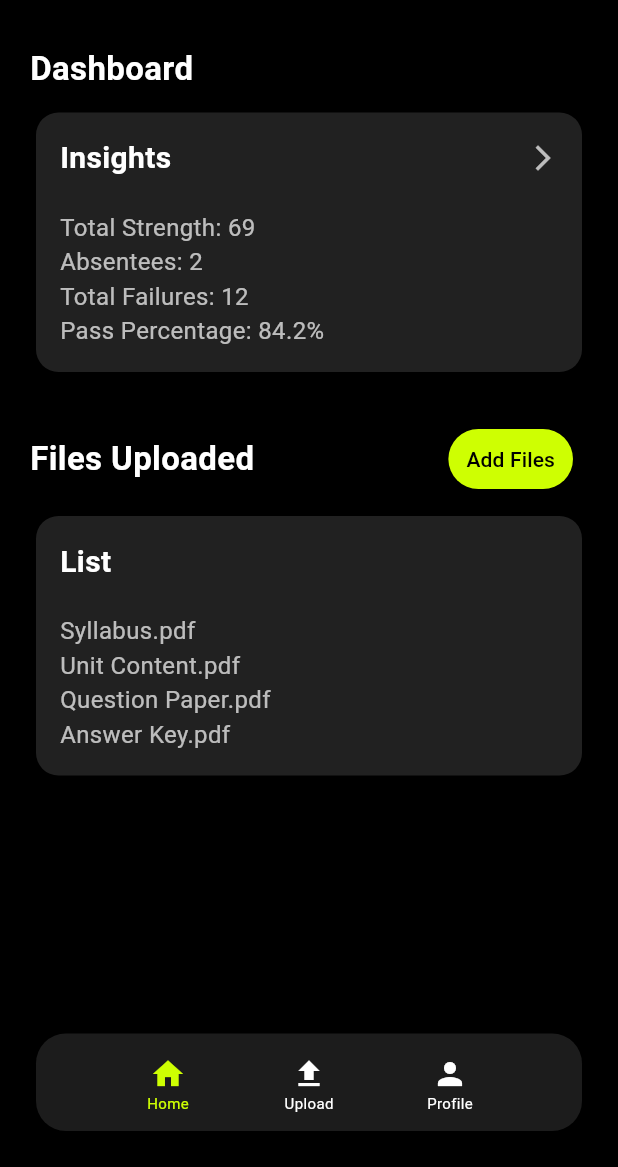
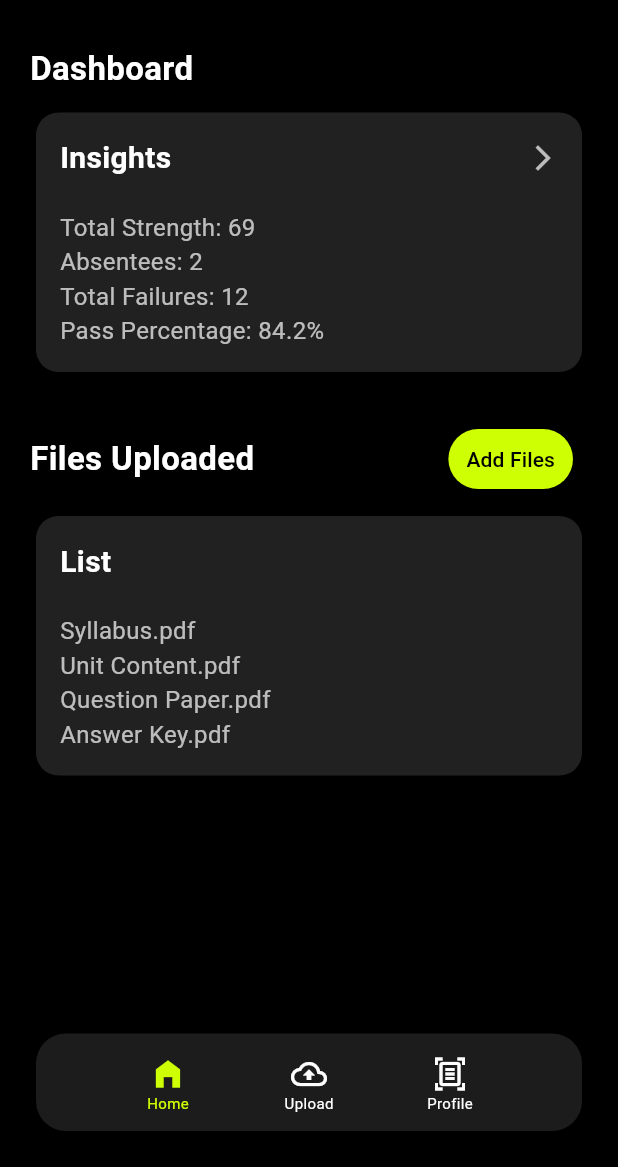
Before and after one commit to Aaron-Chacko/GradiFi, a Flutter app: the screen it shows after launch, on a phone screen of 412 x 824 dp, the part 69-1236 px from its top. Run offline on Flutter 3.47's test engine with Material 3 defaults, Android fonts, the phone set to English and light mode, and no system bars.

Commit message:
minor debugging

```diff
--- a/lib/screens/home_page.dart
+++ b/lib/screens/home_page.dart
@@ -29,8 +29,7 @@
           mainAxisAlignment: MainAxisAlignment.start,
           children: [
             ShaderMask(
-              shaderCallback:
-                  (bounds) => LinearGradient(
+              shaderCallback: (bounds) => LinearGradient(
                 colors: [Colors.white, Color(0xFFCEFF02)],
                 begin: Alignment(0.2, 0.0),
                 end: Alignment(1.0, 0.0),
@@ -63,7 +62,6 @@
             ),
           ),
           const SizedBox(height: 10),
-
           Padding(
             padding: const EdgeInsets.symmetric(horizontal: 20),
             child: Card(
@@ -87,10 +85,10 @@
                   padding: const EdgeInsets.all(16),
                   child: Column(
                     crossAxisAlignment: CrossAxisAlignment.start,
-                    children: [
+                    children: const [
                       Row(
                         mainAxisAlignment: MainAxisAlignment.spaceBetween,
-                        children: const [
+                        children: [
                           Text(
                             'Insights',
                             style: TextStyle(
@@ -106,8 +104,8 @@
                           ),
                         ],
                       ),
-                      const SizedBox(height: 20),
-                      const Text(
+                      SizedBox(height: 20),
+                      Text(
                         '''Total Strength: 69
 Absentees: 2
 Total Failures: 12
@@ -152,9 +150,7 @@
           Padding(
             padding: const EdgeInsets.symmetric(horizontal: 20),
             child: SizedBox(
-              width:
-                  double
-                      .infinity, // Makes the card stretch to full width (minus padding)
+              width: double.infinity,
               child: Card(
                 //----------------------------------second card----------------------------------------
                 color: Colors.grey[900],
@@ -193,16 +189,6 @@
     );
   }
 
-  List<IconData> navIcons = [
-  Icons.home,
-  Icons.upload, // Keep as it is
-  Icons.person, // Change Scan icon to User icon
-];
-List<String> navTitles = [
-  "Home",
-  "Upload",
-  "Profile", // Change "Scan" to "Profile"
-];
   Widget _navBar() {
     //----------------------------------------bottom nav bar--------------------------------
     return Container(
@@ -215,8 +201,7 @@
       child: Row(
         crossAxisAlignment: CrossAxisAlignment.center,
         mainAxisAlignment: MainAxisAlignment.center,
-        children:
-            navIcons.map((icon) {
+        children: navIcons.map((icon) {
           int index = navIcons.indexOf(icon);
           bool isSelected = selectedIndex == index;
           return Material(
@@ -232,12 +217,13 @@
                   Navigator.push(
                     context,
                     MaterialPageRoute(
-                          builder: (context) => UploadLandingPage(),
+                      builder: (context) => UploadLandingPage(
+                        documentType: 'Your Document Type', // Update this with your document type
+                      ),
                     ),
                   );
                 }
               },
-
               child: Column(
                 children: [
                   Container(
```
Also changed, not shown: lib/screens/upload_landing.dart (+9 -4 lines). Lines whose indentation alone changed are shown as unchanged.
